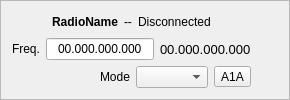
Before: the Qt Designer form mqt/MqtLogger/rigcontrolframe.ui in zsteva/backup-minos2, drawn with Qt 5.
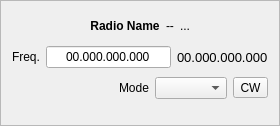
After: the same form once the commit is applied.

The edit to the form file:
```diff
--- a/mqt/MqtLogger/rigcontrolframe.ui
+++ b/mqt/MqtLogger/rigcontrolframe.ui
@@ -6,8 +6,8 @@
    <rect>
     <x>0</x>
     <y>0</y>
-    <width>290</width>
-    <height>99</height>
+    <width>280</width>
+    <height>126</height>
    </rect>
   </property>
   <property name="windowTitle">
@@ -19,11 +19,11 @@
   <property name="frameShadow">
    <enum>QFrame::Raised</enum>
   </property>
-  <layout class="QFormLayout" name="formLayout">
-   <item row="0" column="0">
+  <layout class="QHBoxLayout" name="horizontalLayout_3">
+   <item>
     <layout class="QVBoxLayout" name="verticalLayout">
      <item>
-      <layout class="QHBoxLayout" name="horizontalLayout_1">
+      <layout class="QHBoxLayout" name="horizontalLayout_2">
        <item>
         <spacer name="horizontalSpacer_2">
          <property name="orientation">
@@ -31,8 +31,8 @@
          </property>
          <property name="sizeHint" stdset="0">
           <size>
-           <width>40</width>
-           <height>20</height>
+           <width>38</width>
+           <height>28</height>
           </size>
          </property>
         </spacer>
@@ -46,7 +46,7 @@
           </font>
          </property>
          <property name="text">
-          <string>RadioName</string>
+          <string>Radio Name</string>
          </property>
          <property name="alignment">
           <set>Qt::AlignCenter</set>
@@ -63,7 +63,7 @@
        <item>
         <widget class="QLabel" name="rigState">
          <property name="text">
-          <string>Disconnected</string>
+          <string>...</string>
          </property>
         </widget>
        </item>
@@ -74,8 +74,8 @@
          </property>
          <property name="sizeHint" stdset="0">
           <size>
-           <width>40</width>
-           <height>20</height>
+           <width>68</width>
+           <height>18</height>
           </size>
          </property>
         </spacer>
@@ -83,7 +83,7 @@
       </layout>
      </item>
      <item>
-      <layout class="QHBoxLayout" name="horizontalLayout_2">
+      <layout class="QHBoxLayout" name="horizontalLayout_4">
        <item>
         <widget class="QLabel" name="freqlbl">
          <property name="font">
@@ -128,7 +128,7 @@
       </layout>
      </item>
      <item>
-      <layout class="QHBoxLayout" name="horizontalLayout_3">
+      <layout class="QHBoxLayout" name="horizontalLayout">
        <item>
         <spacer name="horizontalSpacer_3">
          <property name="orientation">
@@ -136,8 +136,8 @@
          </property>
          <property name="sizeHint" stdset="0">
           <size>
-           <width>40</width>
-           <height>20</height>
+           <width>78</width>
+           <height>28</height>
           </size>
          </property>
         </spacer>
@@ -162,12 +162,25 @@
           <enum>Qt::ClickFocus</enum>
          </property>
          <property name="text">
-          <string>A1A</string>
+          <string>CW</string>
          </property>
         </widget>
        </item>
       </layout>
      </item>
+     <item>
+      <spacer name="verticalSpacer">
+       <property name="orientation">
+        <enum>Qt::Vertical</enum>
+       </property>
+       <property name="sizeHint" stdset="0">
+        <size>
+         <width>20</width>
+         <height>13</height>
+        </size>
+       </property>
+      </spacer>
+     </item>
     </layout>
    </item>
   </layout>
```
Left out of the diff: 4 changed lines with no effect on the pictures.
